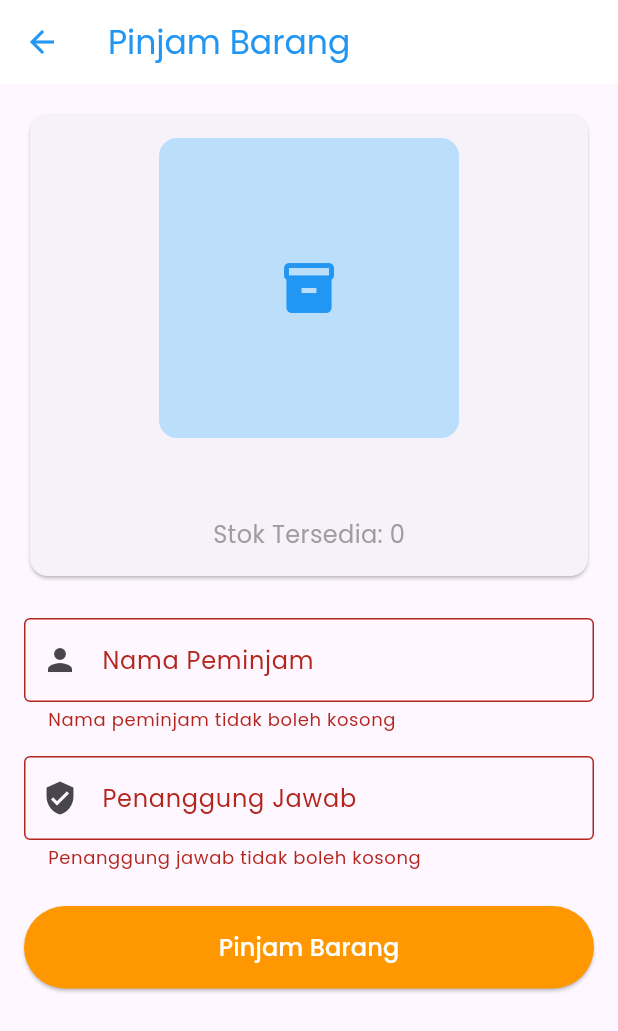
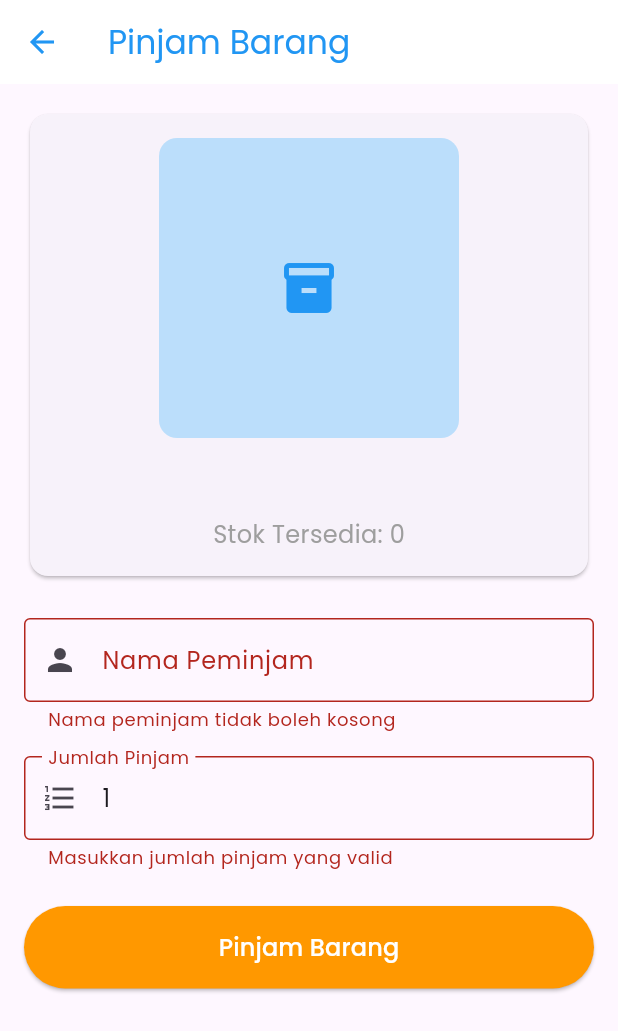
Before and after one commit to Aqsaaaa/polres_supabase, a Flutter app: the BorrowItemScreen screen opened directly with empty values, after a tap on "Pinjam Barang", on a phone screen of 412 x 824 dp. Shown: the top 1031 px of the screen. Run offline on Flutter 3.47's test engine with Material 3 defaults, Android fonts, the phone set to English and light mode, and no system bars; our stand-ins replace curved_navigation_bar, flutter_dotenv, google_fonts, image_picker, loading_animation_widget, supabase_flutter; accounts and stored records are empty.

Commit message:
feat: add quantity feature at the transaction session

```diff
--- a/lib/models/history.dart
+++ b/lib/models/history.dart
@@ -9,6 +9,7 @@ class History {
   final String itemName;
   final String borrowerName;
   final String responsiblePerson;
+  final int quantity;
   final HistoryStatus status;
   final DateTime createdAt;
   final DateTime? returnedAt;
@@ -19,6 +20,7 @@ class History {
     required this.itemName,
     required this.borrowerName,
     required this.responsiblePerson,
+    required this.quantity,
     required this.status,
     required this.createdAt,
     this.returnedAt,
@@ -31,6 +33,7 @@ class History {
       itemName: json['item_name'] ?? '',
       borrowerName: json['borrower_name'] ?? '',
       responsiblePerson: json['responsible_person'] ?? '',
+      quantity: json['quantity'] ?? 1,
       status: HistoryStatus.values.firstWhere(
         (e) => e.toString() == 'HistoryStatus.${json['status']}',
         orElse: () => HistoryStatus.borrowed,
@@ -49,6 +52,7 @@ class History {
       'item_name': itemName,
       'borrower_name': borrowerName,
       'responsible_person': responsiblePerson,
+      'quantity': quantity,
       'status': status.toString().split('.').last,
       'created_at': createdAt.toIso8601String(),
       'returned_at': returnedAt?.toIso8601String(),
@@ -61,6 +65,7 @@ class History {
     String? itemName,
     String? borrowerName,
     String? responsiblePerson,
+    int? quantity,
     HistoryStatus? status,
     DateTime? createdAt,
     DateTime? returnedAt,
@@ -71,6 +76,7 @@ class History {
       itemName: itemName ?? this.itemName,
       borrowerName: borrowerName ?? this.borrowerName,
       responsiblePerson: responsiblePerson ?? this.responsiblePerson,
+      quantity: quantity ?? this.quantity,
       status: status ?? this.status,
       createdAt: createdAt ?? this.createdAt,
       returnedAt: returnedAt ?? this.returnedAt,
--- a/lib/screens/home/borrow_item_screen.dart
+++ b/lib/screens/home/borrow_item_screen.dart
@@ -1,6 +1,7 @@
 import 'package:flutter/material.dart';
 import 'package:loading_animation_widget/loading_animation_widget.dart';
 import '../../models/item.dart';
+import '../../services/auth_service.dart';
 import '../../services/item_service.dart';
 import '../../services/history_service.dart';
 
@@ -16,18 +17,34 @@ class BorrowItemScreen extends StatefulWidget {
 class _BorrowItemScreenState extends State<BorrowItemScreen> {
   final _formKey = GlobalKey<FormState>();
   final _borrowerNameController = TextEditingController();
-  final _responsiblePersonController = TextEditingController();
+  final _quantityController = TextEditingController(text: '1');
   bool _isLoading = false;
 
   @override
   void dispose() {
     _borrowerNameController.dispose();
-    _responsiblePersonController.dispose();
+    _quantityController.dispose();
     super.dispose();
   }
 
   Future<void> _borrowItem() async {
     if (!_formKey.currentState!.validate()) return;
+
+    final currentUser = AuthService.getCurrentUser();
+    if (currentUser == null) {
+      ScaffoldMessenger.of(context).showSnackBar(
+        const SnackBar(content: Text('User belum login')),
+      );
+      return;
+    }
+
+    final int quantity = int.tryParse(_quantityController.text) ?? 1;
+    if (quantity <= 0 || quantity > widget.item.stock) {
+      ScaffoldMessenger.of(context).showSnackBar(
+        SnackBar(content: Text('Jumlah pinjam harus antara 1 dan ${widget.item.stock}')),
+      );
+      return;
+    }
 
     setState(() {
       _isLoading = true;
@@ -39,11 +56,12 @@ class _BorrowItemScreenState extends State<BorrowItemScreen> {
         itemId: widget.item.id,
         itemName: widget.item.name,
         borrowerName: _borrowerNameController.text.trim(),
-        responsiblePerson: _responsiblePersonController.text.trim(),
+        responsiblePerson: currentUser.name,
+        quantity: quantity,
       );
 
       // Decrease stock
-      await ItemService.decreaseStock(widget.item.id, 1);
+      await ItemService.decreaseStock(widget.item.id, quantity);
 
       if (mounted) {
         ScaffoldMessenger.of(context).showSnackBar(
@@ -154,16 +172,17 @@ class _BorrowItemScreenState extends State<BorrowItemScreen> {
               ),
               const SizedBox(height: 16),
               TextFormField(
-                controller: _responsiblePersonController,
-                textCapitalization: TextCapitalization.words,
+                controller: _quantityController,
+                keyboardType: TextInputType.number,
                 decoration: const InputDecoration(
-                  labelText: 'Penanggung Jawab',
+                  labelText: 'Jumlah Pinjam',
                   border: OutlineInputBorder(),
-                  prefixIcon: Icon(Icons.verified_user),
+                  prefixIcon: Icon(Icons.format_list_numbered),
                 ),
                 validator: (value) {
-                  if (value == null || value.isEmpty) {
-                    return 'Penanggung jawab tidak boleh kosong';
+                  final qty = int.tryParse(value ?? '');
+                  if (qty == null || qty <= 0 || qty > widget.item.stock) {
+                    return 'Masukkan jumlah pinjam yang valid';
                   }
                   return null;
                 },
```
Also changed, not shown: lib/screens/home/history_screen.dart (+39 -7 lines), lib/services/history_service.dart (+35 -5 lines), 1 other file.
